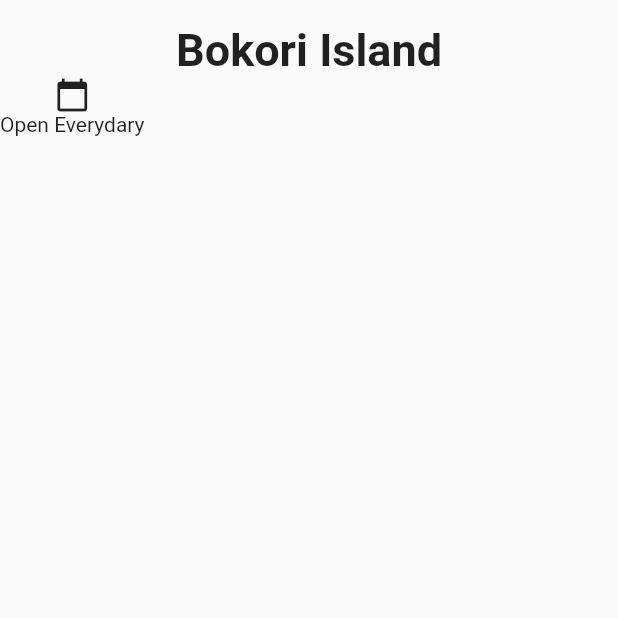
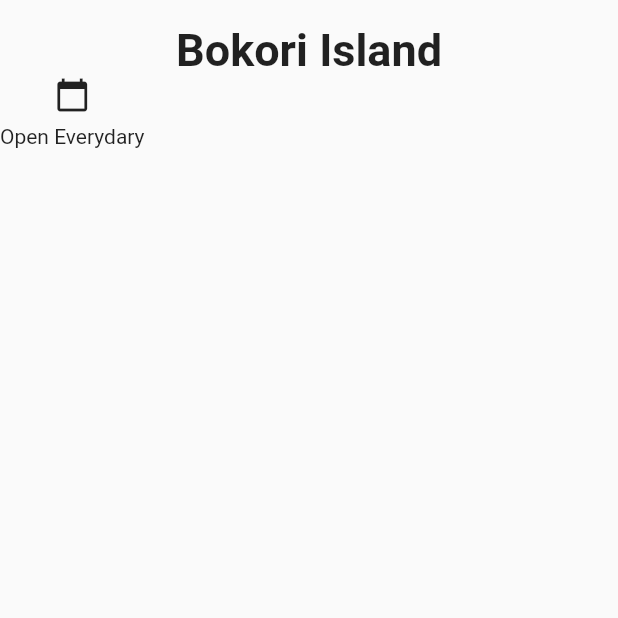
Before and after one commit to are-one/wisata_sultra, a Flutter app: the screen it shows after launch, on a phone screen of 412 x 824 dp, the top half of it. Run offline on Flutter 3.47's test engine with Material 2 defaults, Android fonts, the phone set to English and light mode, and no system bars.

Commit message:
add sizedBox as distance

```diff
--- a/lib/main.dart
+++ b/lib/main.dart
@@ -41,6 +41,7 @@ class DetailScreen extends StatelessWidget {
                   Column(
                     children: <Widget>[
                       Icon(Icons.calendar_today),
+                      SizedBox(height: 8.0), // membuat kotak untuk memberi jarak
                       Text('Open Everydary'),
                     ],
                   ),
```
